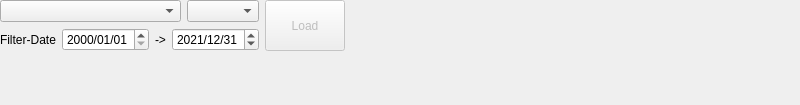
Old version of the form jaxaEarthApiDialog.ui in the repository MIERUNE/qgis-jaxa-earth-plugin.
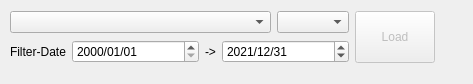
New version of the form.

Commit message: Adjust size

```diff
--- a/jaxaEarthApiDialog.ui
+++ b/jaxaEarthApiDialog.ui
@@ -6,20 +6,22 @@
    <rect>
     <x>0</x>
     <y>0</y>
-    <width>800</width>
-    <height>105</height>
+    <width>473</width>
+    <height>84</height>
    </rect>
   </property>
-  <property name="minimumSize">
-   <size>
-    <width>800</width>
-    <height>105</height>
-   </size>
-  </property>
   <property name="windowTitle">
    <string>JAXA Earth API</string>
   </property>
   <widget class="QWidget" name="DialogContents">
+   <property name="geometry">
+    <rect>
+     <x>10</x>
+     <y>10</y>
+     <width>425</width>
+     <height>56</height>
+    </rect>
+   </property>
    <layout class="QGridLayout" name="gridLayout">
     <item row="1" column="3" rowspan="2">
      <widget class="QPushButton" name="loadButton">
@@ -79,9 +81,9 @@
         </property>
         <property name="dateTime">
          <datetime>
-          <hour>23</hour>
-          <minute>59</minute>
-          <second>59</second>
+          <hour>0</hour>
+          <minute>0</minute>
+          <second>0</second>
           <year>2000</year>
           <month>1</month>
           <day>1</day>
```
Left out of the diff: 34 changed lines with no effect on the pictures. The commit also changes 1 other file.
